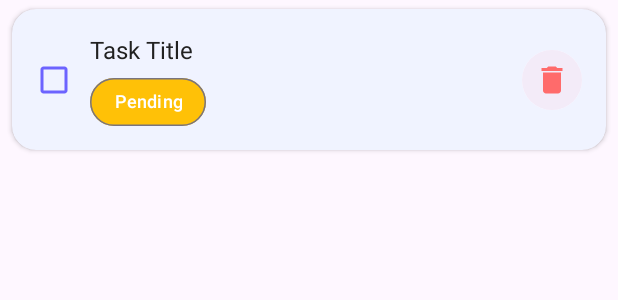
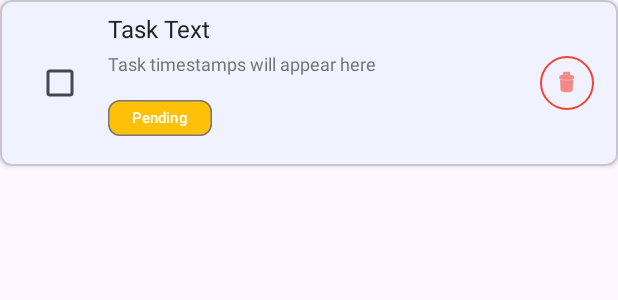
Before and after one commit to pavansundar9/WhatDoIDoNow, an Android app: the layout task_item.xml on its own in the app's theme, with its tools: preview values and no code run, on a phone screen of 412 x 824 dp. Shown: the top 300 px of the screen. Run offline under Robolectric (Android 15) with nearby library versions, the phone set to English and light mode, and no system bars.

Commit message:
added features like all completed tasks goes to the bottom and the test will appear completly

```diff
--- /dev/null
+++ b/app/src/main/res/drawable/gradient_green.xml
@@ -0,0 +1,6 @@
+<?xml version="1.0" encoding="utf-8"?>
+<gradient xmlns:android="http://schemas.android.com/apk/res/android"
+    android:angle="45"
+    android:startColor="#A8E6CF"
+    android:endColor="#56ab2f"
+    android:type="linear" />
--- a/app/src/main/res/layout/task_item.xml
+++ b/app/src/main/res/layout/task_item.xml
@@ -1,105 +1,89 @@
 <?xml version="1.0" encoding="utf-8"?>
-<com.google.android.material.card.MaterialCardView
-    xmlns:android="http://schemas.android.com/apk/res/android"
+<com.google.android.material.card.MaterialCardView xmlns:android="http://schemas.android.com/apk/res/android"
     xmlns:app="http://schemas.android.com/apk/res-auto"
-    xmlns:tools="http://schemas.android.com/tools"
-    android:id="@+id/taskItemCard"
     android:layout_width="match_parent"
     android:layout_height="wrap_content"
-    android:layout_marginVertical="6dp"
-    android:layout_marginHorizontal="8dp"
-    app:cardCornerRadius="16dp"
+    android:layout_marginBottom="8dp"
+    app:cardCornerRadius="8dp"
     app:cardElevation="2dp"
-    app:strokeWidth="0dp"
+    app:contentPadding="8dp"
     android:backgroundTint="@color/colorBackground">
 
     <androidx.constraintlayout.widget.ConstraintLayout
         android:layout_width="match_parent"
-        android:layout_height="wrap_content"
-        android:padding="16dp">
+        android:layout_height="wrap_content">
 
         <CheckBox
             android:id="@+id/taskCheckBox"
-            android:layout_width="24dp"
-            android:layout_height="24dp"
+            android:layout_width="wrap_content"
+            android:layout_height="wrap_content"
+            android:layout_marginStart="8dp"
+            app:layout_constraintBottom_toBottomOf="parent"
             app:layout_constraintStart_toStartOf="parent"
-            app:layout_constraintTop_toTopOf="parent"
-            app:layout_constraintBottom_toBottomOf="parent"
-            android:buttonTint="@color/colorPrimary" />
+            app:layout_constraintTop_toTopOf="parent" />
 
         <LinearLayout
-            android:id="@+id/taskContentLayout"
             android:layout_width="0dp"
             android:layout_height="wrap_content"
-            android:layout_marginStart="12dp"
+            android:layout_marginStart="8dp"
             android:layout_marginEnd="8dp"
             android:orientation="vertical"
             app:layout_constraintBottom_toBottomOf="parent"
-            app:layout_constraintStart_toEndOf="@id/taskCheckBox"
-            app:layout_constraintEnd_toStartOf="@id/deleteButton"
+            app:layout_constraintEnd_toStartOf="@+id/deleteButton"
+            app:layout_constraintStart_toEndOf="@+id/taskCheckBox"
             app:layout_constraintTop_toTopOf="parent">
 
             <TextView
                 android:id="@+id/taskTextView"
                 android:layout_width="match_parent"
                 android:layout_height="wrap_content"
-                android:ellipsize="end"
-                android:maxLines="1"
-                android:text="Task Title"
-                android:textColor="@color/textColorPrimary"
+                android:text="Task Text"
+                android:textColor="#212121"
                 android:textSize="16sp" />
 
             <TextView
                 android:id="@+id/taskDescriptionView"
                 android:layout_width="match_parent"
                 android:layout_height="wrap_content"
-                android:layout_marginTop="2dp"
-                android:ellipsize="end"
-                android:maxLines="1"
-                android:text="Task description"
-                android:textColor="@color/textColorSecondary"
-                android:textSize="14sp"
-                android:alpha="0.7"
-                android:visibility="gone" />
+                android:layout_marginTop="4dp"
+                android:text="Task timestamps will appear here"
+                android:textColor="#757575"
+                android:textSize="12sp" />
 
             <com.google.android.material.chip.Chip
                 android:id="@+id/taskStatusChip"
                 android:layout_width="wrap_content"
-                android:layout_height="32dp"
-                android:layout_marginTop="8dp"
+                android:layout_height="wrap_content"
+                android:layout_marginTop="4dp"
                 android:text="Pending"
-                android:textColor="@color/colorWhite"
-                android:textSize="12sp"
+                android:textColor="#FFFFFF"
+                android:textSize="10sp"
                 app:chipBackgroundColor="@color/colorPending"
-                app:chipMinHeight="32dp"
-                app:chipCornerRadius="16dp"
-                app:chipMinTouchTargetSize="32dp"
-                android:textAlignment="center" />
+                app:chipMinHeight="24dp" />
+
         </LinearLayout>
 
         <com.google.android.material.button.MaterialButton
             android:id="@+id/deleteButton"
-            android:layout_width="40dp"
-            android:layout_height="40dp"
-            android:contentDescription="Delete"
-            android:backgroundTint="?attr/colorSurface"
-            app:icon="@drawable/baseline_delete_24"
-            app:iconTint="@color/colorAccent"
-            app:layout_constraintEnd_toEndOf="parent"
-            app:layout_constraintTop_toTopOf="parent"
-            app:layout_constraintBottom_toBottomOf="parent"
-            app:iconSize="24dp"
-            app:cornerRadius="20dp"
-            app:iconGravity="textStart"
-            app:iconPadding="0dp"
+            style="@style/Widget.MaterialComponents.Button.OutlinedButton"
+            android:layout_width="36dp"
+            android:layout_height="36dp"
+            android:layout_marginEnd="8dp"
             android:insetLeft="0dp"
             android:insetTop="0dp"
             android:insetRight="0dp"
             android:insetBottom="0dp"
-            android:paddingStart="8dp"
-            android:paddingEnd="8dp"
-            android:text=""
-            style="@style/Widget.Material3.Button.IconButton" />
+            android:padding="0dp"
+            app:cornerRadius="18dp"
+            app:icon="@android:drawable/ic_menu_delete"
+            app:iconGravity="textStart"
+            app:iconPadding="0dp"
+            app:iconTint="#F44336"
+            app:layout_constraintBottom_toBottomOf="parent"
+            app:layout_constraintEnd_toEndOf="parent"
+            app:layout_constraintTop_toTopOf="parent"
+            app:strokeColor="#F44336" />
 
     </androidx.constraintlayout.widget.ConstraintLayout>
+
 </com.google.android.material.card.MaterialCardView>
--- a/app/src/main/res/values/colors.xml
+++ b/app/src/main/res/values/colors.xml
@@ -9,4 +9,5 @@
     <color name="colorWhite">#FFFFFF</color>
     <color name="colorCompleted">#4CAF50</color>
     <color name="colorPending">#FFC107</color>
+    <color name="green_gradient">#daf5db</color>
 </resources>
```
Also changed, not shown: app/src/main/java/com/example/whatdoidonow/MainActivity.java (+85 -6 lines), app/src/main/java/com/example/whatdoidonow/Task.java (+35 -0 lines), app/src/main/java/com/example/whatdoidonow/TaskAdapter.java (+24 -5 lines).
